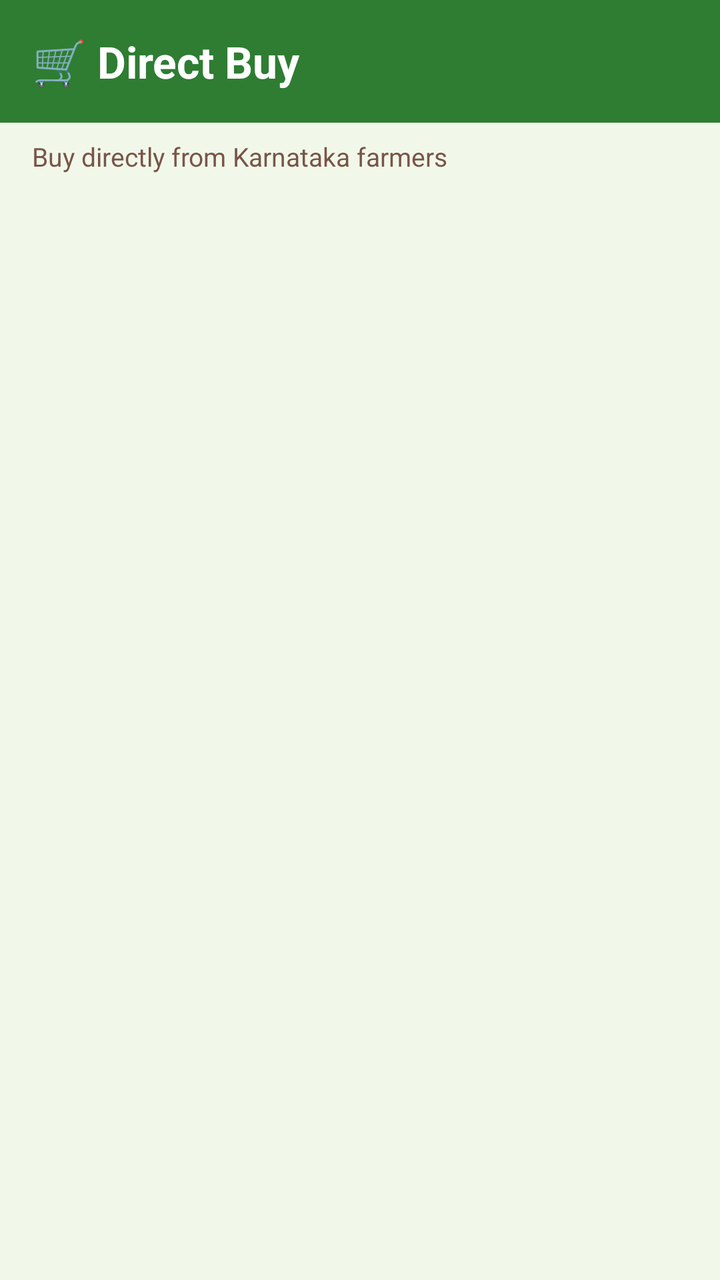
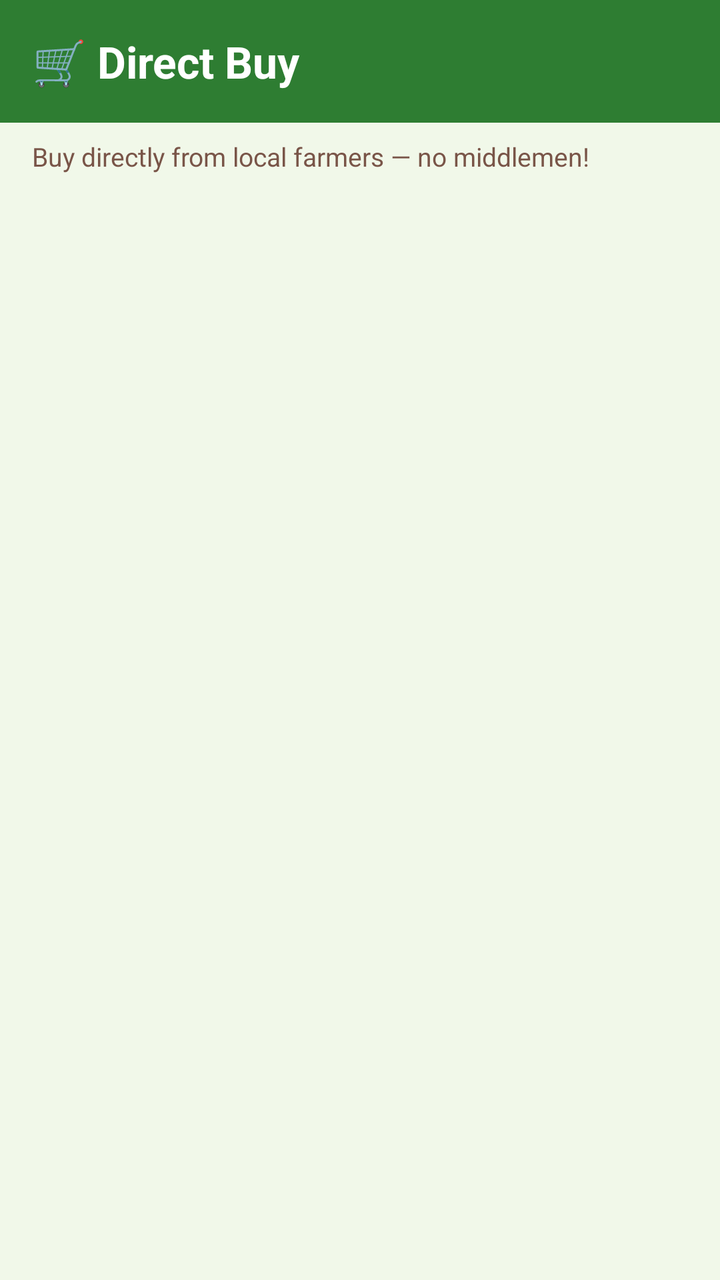

An Android layout rendered at two revisions. The XML below is the earlier revision; the diff shows what the commit changed to produce the second picture.
<!-- AndroidManifest.xml: application theme Theme.SiriDhanyaHub -->
<!-- res/layout/fragment_direct_buy.xml -->
<?xml version="1.0" encoding="utf-8"?>
<LinearLayout xmlns:android="http://schemas.android.com/apk/res/android"
    android:layout_width="match_parent"
    android:layout_height="match_parent"
    android:orientation="vertical"
    android:background="@color/background_cream">

    <TextView
        android:layout_width="match_parent"
        android:layout_height="wrap_content"
        android:text="🛒 Direct Buy"
        android:textSize="22sp"
        android:textStyle="bold"
        android:textColor="@color/white"
        android:background="@color/green_primary"
        android:padding="16dp" />

    <TextView
        android:layout_width="match_parent"
        android:layout_height="wrap_content"
        android:text="Buy directly from Karnataka farmers"
        android:textSize="13sp"
        android:textColor="@color/brown_primary"
        android:paddingStart="16dp"
        android:paddingTop="8dp"
        android:paddingBottom="4dp" />

    <androidx.recyclerview.widget.RecyclerView
        android:id="@+id/recycler_direct_buy"
        android:layout_width="match_parent"
        android:layout_height="match_parent"
        android:padding="8dp"
        android:clipToPadding="false" />

</LinearLayout>
<!-- resources referenced by this layout -->
<resources>
  <color name="background_cream">#F1F8E9</color>
  <color name="brown_primary">#795548</color>
  <color name="green_primary">#2E7D32</color>
  <color name="white">#FFFFFF</color>
  <style name="Theme.SiriDhanyaHub" parent="Base.Theme.SiriDhanyaHub" />
  <style name="Base.Theme.SiriDhanyaHub" parent="Theme.Material3.Light.NoActionBar">
          <item name="colorPrimary">#2E7D32</item>
          <item name="colorOnPrimary">#FFFFFF</item>
          <item name="colorSecondary">#795548</item>
          <item name="colorOnSecondary">#FFFFFF</item>
          <item name="colorSurface">#F1F8E9</item>
          <item name="colorOnSurface">#33691E</item>
          <item name="android:colorBackground">#F1F8E9</item>
      </style>
</resources>

<!-- the commit's change to res/layout/fragment_direct_buy.xml (unified diff, before → after) -->
@@ -18,7 +18,7 @@
     <TextView
         android:layout_width="match_parent"
         android:layout_height="wrap_content"
-        android:text="Buy directly from Karnataka farmers"
+        android:text="Buy directly from local farmers — no middlemen!"
         android:textSize="13sp"
         android:textColor="@color/brown_primary"
         android:paddingStart="16dp"
